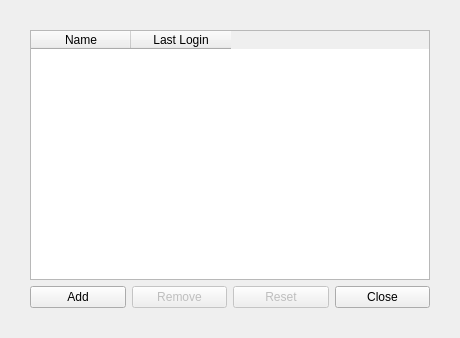
First picture: the form in api/interface/qt/QUserListDialog.ui, repository patrickdemond/Alder, before the edit.
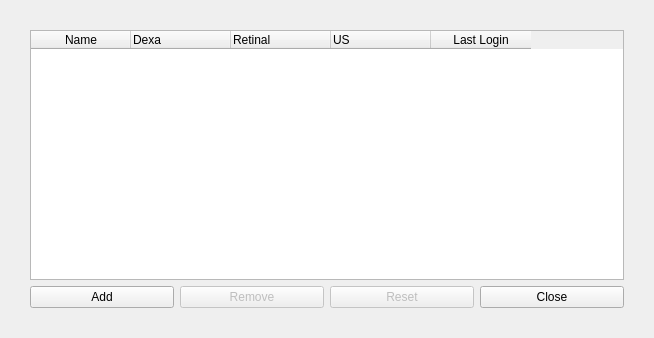
Second picture: the form after the edit.

Commit message: Adding way to edit user rate flags to QUserListDialog

```diff
--- a/api/interface/qt/QUserListDialog.ui
+++ b/api/interface/qt/QUserListDialog.ui
@@ -6,7 +6,7 @@
    <rect>
     <x>0</x>
     <y>0</y>
-    <width>460</width>
+    <width>654</width>
     <height>338</height>
    </rect>
   </property>
@@ -25,11 +25,38 @@
        <height>0</height>
       </size>
      </property>
+     <attribute name="verticalHeaderVisible">
+      <bool>true</bool>
+     </attribute>
      <column>
       <property name="text">
        <string>Name</string>
       </property>
      </column>
+     <column>
+      <property name="text">
+       <string>Dexa</string>
+      </property>
+      <property name="textAlignment">
+       <set>AlignLeft|AlignVCenter</set>
+      </property>
+     </column>
+     <column>
+      <property name="text">
+       <string>Retinal</string>
+      </property>
+      <property name="textAlignment">
+       <set>AlignLeft|AlignVCenter</set>
+      </property>
+     </column>
+     <column>
+      <property name="text">
+       <string>US</string>
+      </property>
+      <property name="textAlignment">
+       <set>AlignLeft|AlignVCenter</set>
+      </property>
+     </column>
      <column>
       <property name="text">
        <string>Last Login</string>
```
The commit also changes 2 other files.
